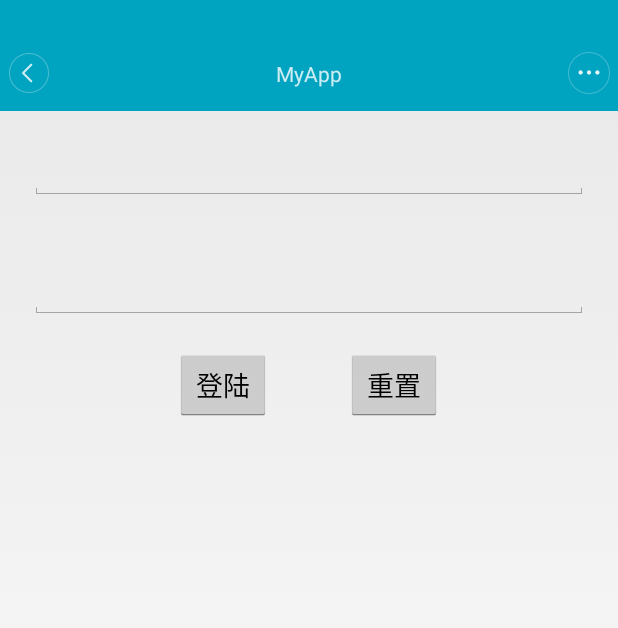
After one commit to JayZhaoCN/CustomActionBar, an Android app: the LoginActivity screen opened directly, with no data from a screen before it, on a phone screen of 412 x 824 dp. The commit adds this screen. Shown: the top 628 px of the screen. Run offline under Robolectric (Android 15) with nearby library versions, the phone set to English and light mode, and no system bars.

Commit message:
对Android MVP设计模式的理解

```diff
--- a/app/src/main/AndroidManifest.xml
+++ b/app/src/main/AndroidManifest.xml
@@ -43,6 +43,7 @@
         <activity android:name=".another_world.WheelMainActivity"/>
         <activity android:name=".another_world.DownloadActivity"/>
         <activity android:name=".another_world.CustomViewActivity"/>
+        <activity android:name=".another_world.mvp.LoginActivity"/>
     </application>
 
 </manifest>
--- a/app/src/main/java/com/jayzhao/customactionbar/MainActivity.java
+++ b/app/src/main/java/com/jayzhao/customactionbar/MainActivity.java
@@ -32,6 +32,8 @@ import com.jayzhao.customactionbar.another_world.DownloadActivity;
 import com.jayzhao.customactionbar.another_world.FragmentAnimationActivity;
 import com.jayzhao.customactionbar.another_world.WeekActiveTimeActivity;
 import com.jayzhao.customactionbar.another_world.WheelMainActivity;
+import com.jayzhao.customactionbar.another_world.mvp.LoginActivity;
+import com.jayzhao.customactionbar.another_world.mvp.LoginListener;
 
 import java.io.File;
 import java.lang.ref.WeakReference;
@@ -279,7 +281,7 @@ public class MainActivity extends MyBaseTitleActivity implements View.OnClickLis
         mChangeAnimation.setOnLongClickListener(new View.OnLongClickListener() {
             @Override
             public boolean onLongClick(View v) {
-                startActivity(new Intent(MainActivity.this, AnotherMainActivity.class));
+                startActivity(new Intent(MainActivity.this, LoginActivity.class));
                 return true;
             }
         });
--- /dev/null
+++ b/app/src/main/java/com/jayzhao/customactionbar/another_world/mvp/IUserLogin.java
@@ -0,0 +1,8 @@
+package com.jayzhao.customactionbar.another_world.mvp;
+
+/**
+ * Created by Jay on 16-9-8.
+ */
+public interface IUserLogin {
+    public void login(String username, String password, LoginListener listener);
+}
--- /dev/null
+++ b/app/src/main/java/com/jayzhao/customactionbar/another_world/mvp/IUserLoginView.java
@@ -0,0 +1,17 @@
+package com.jayzhao.customactionbar.another_world.mvp;
+
+/**
+ * Created by Jay on 16-9-8.
+ * View
+ * 接口
+ */
+public interface IUserLoginView {
+    String getUserName();
+    String getPassword();
+    void clearUserName();
+    void clearPassword();
+    void showLoading();
+    void hideLoading();
+    void toMainActivity();
+    void showLoginFail();
+}
--- /dev/null
+++ b/app/src/main/java/com/jayzhao/customactionbar/another_world/mvp/LoginActivity.java
@@ -0,0 +1,96 @@
+package com.jayzhao.customactionbar.another_world.mvp;
+
+import android.content.Intent;
+import android.os.Bundle;
+import android.view.View;
+import android.widget.Button;
+import android.widget.EditText;
+
+import com.jayzhao.customactionbar.MainActivity;
+import com.jayzhao.customactionbar.MyBaseTitleActivity;
+import com.jayzhao.customactionbar.MyUtils;
+import com.jayzhao.customactionbar.R;
+
+/**
+ * Created by Jay on 16-9-8.
+ * View
+ * 登陆界面
+ */
+public class LoginActivity extends MyBaseTitleActivity implements View.OnClickListener, IUserLoginView {
+    private EditText mUserNameEdit = null;
+    private EditText mPasswordEdit = null;
+    private Button mLoginButton = null;
+    private Button mClearButton = null;
+
+    private UserLoginPresenter mPresenter = null;
+
+    @Override
+    protected void onCreate(Bundle savedInstanceState) {
+        super.onCreate(savedInstanceState);
+        this.setContentView(R.layout.activity_login);
+        initViews();
+        mPresenter = new UserLoginPresenter(this);
+    }
+
+    private void initViews() {
+        mUserNameEdit = (EditText) findViewById(R.id.username_edit);
+        mPasswordEdit = (EditText) findViewById(R.id.password_edit);
+        mLoginButton = (Button) findViewById(R.id.login_btn);
+        mClearButton = (Button) findViewById(R.id.clear_btn);
+
+        mLoginButton.setOnClickListener(this);
+        mClearButton.setOnClickListener(this);
+    }
+
+    @Override
+    public void onClick(View v) {
+        switch (v.getId()) {
+            case R.id.login_btn:
+                mPresenter.login();
+                break;
+            case R.id.clear_btn:
+                mPresenter.clear();
+                break;
+        }
+    }
+
+    @Override
+    public String getUserName() {
+        return mUserNameEdit.getText().toString();
+    }
+
+    @Override
+    public String getPassword() {
+        return mPasswordEdit.getText().toString();
+    }
+
+    @Override
+    public void clearUserName() {
+        mUserNameEdit.setText("");
+    }
+
+    @Override
+    public void clearPassword() {
+        mPasswordEdit.setText("");
+    }
+
+    @Override
+    public void showLoading() {
+
+    }
+
+    @Override
+    public void hideLoading() {
+
+    }
+
+    @Override
+    public void toMainActivity() {
+        startActivity(new Intent(LoginActivity.this, MainActivity.class));
+    }
+
+    @Override
+    public void showLoginFail() {
+.        MyUtils.showToast(this, "登陆失败");
+    }
+}
--- /dev/null
+++ b/app/src/main/java/com/jayzhao/customactionbar/another_world/mvp/LoginListener.java
@@ -0,0 +1,10 @@
+package com.jayzhao.customactionbar.another_world.mvp;
+
+/**
+ * Created by Jay on 16-9-8.
+ * 登陆结果的回调接口
+ */
+public interface LoginListener {
+    public void loginSuccess(User user);
+    public void loginFail();
+}
--- /dev/null
+++ b/app/src/main/java/com/jayzhao/customactionbar/another_world/mvp/UserLoginPresenter.java
@@ -0,0 +1,58 @@
+package com.jayzhao.customactionbar.another_world.mvp;
+
+import android.os.Handler;
+import android.util.Log;
+
+/**
+ * Created by Jay on 16-9-8.
+ * Presenter
+ */
+public class UserLoginPresenter {
+    private static final String TAG = "UserLoginPresenter";
+
+    private IUserLogin mUserLogin = null;
+    private IUserLoginView mUserLoginView = null;
+
+    private Handler mHandler = null;
+
+    public UserLoginPresenter(IUserLoginView loginView) {
+        this.mUserLoginView = loginView;
+        mUserLogin = new UserLogin();
+
+        mHandler = new Handler();
+    }
+
+    public void login() {
+        mUserLoginView.showLoading();
+        mUserLogin.login(mUserLoginView.getUserName(), mUserLoginView.getPassword(), new LoginListener() {
+            @Override
+            public void loginSuccess(User user) {
+                Log.i(TAG, "loginSuccess");
+                mHandler.post(new Runnable() {
+                    @Override
+                    public void run() {
+                        mUserLoginView.hideLoading();
+                        mUserLoginView.toMainActivity();
+                    }
+                });
+            }
+
+            @Override
+            public void loginFail() {
+                mHandler.post(new Runnable() {
+                    @Override
+                    public void run() {
+                        mUserLoginView.hideLoading();
+                        mUserLoginView.showLoginFail();
+                    }
+                });
+            }
+        });
+    }
+
+    public void clear() {
+        mUserLoginView.clearPassword();
+        mUserLoginView.clearUserName();
+    }
+
+}
--- /dev/null
+++ b/app/src/main/res/layout/activity_login.xml
@@ -0,0 +1,39 @@
+<?xml version="1.0" encoding="utf-8"?>
+<LinearLayout xmlns:android="http://schemas.android.com/apk/res/android"
+    android:orientation="vertical" android:layout_width="match_parent"
+    android:layout_height="match_parent">
+
+    <EditText
+        android:id="@+id/username_edit"
+        android:layout_width="match_parent"
+        android:layout_margin="20dp"
+        android:layout_height="wrap_content" />
+
+    <EditText
+        android:id="@+id/password_edit"
+        android:layout_width="match_parent"
+        android:layout_margin="20dp"
+        android:layout_height="wrap_content" />
+
+    <LinearLayout
+        android:layout_gravity="center_horizontal"
+        android:orientation="horizontal"
+        android:layout_width="wrap_content"
+        android:layout_height="wrap_content">
+
+        <Button
+            android:text="@string/login"
+            android:id="@+id/login_btn"
+            android:layout_width="wrap_content"
+            android:layout_height="wrap_content" />
+
+        <Button
+            android:layout_marginLeft="50dp"
+            android:text="@string/clear"
+            android:id="@+id/clear_btn"
+            android:layout_width="wrap_content"
+            android:layout_height="wrap_content" />
+
+    </LinearLayout>
+
+</LinearLayout>
--- a/app/src/main/res/values/strings.xml
+++ b/app/src/main/res/values/strings.xml
@@ -6,4 +6,6 @@
     <string name="fragment_name_1">Fragment01</string>
     <string name="fragment_name_2">Fragment02</string>
     <string name="circle_loading_dialog">CircleLoadingDialog</string>
+    <string name="login">登陆</string>
+    <string name="clear">重置</string>
 </resources>
```
Also changed, not shown: app/src/main/java/com/jayzhao/customactionbar/another_world/mvp/User.java (added, +32 -0 lines), app/src/main/java/com/jayzhao/customactionbar/another_world/mvp/UserLogin.java (added, +32 -0 lines).
